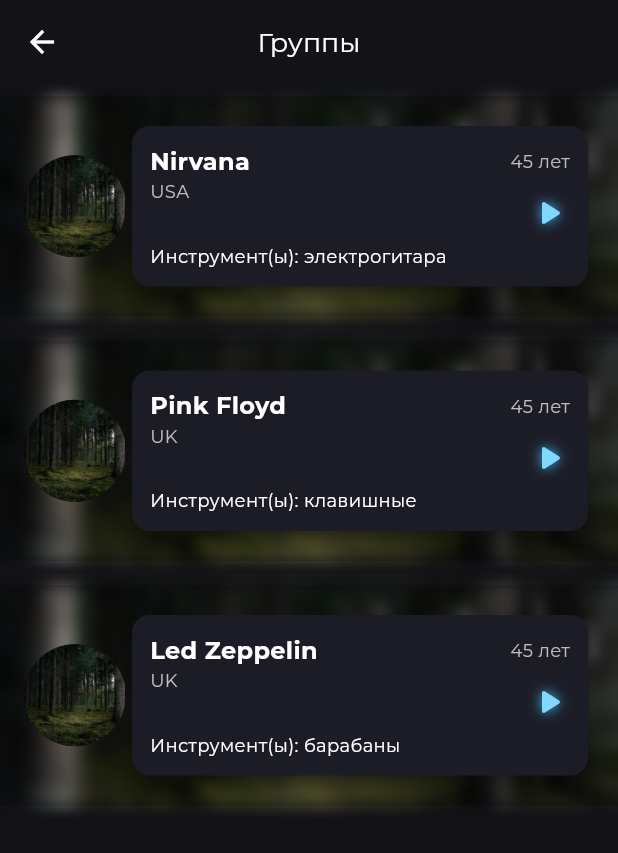
After one commit to CeviCeve/my_band, a Flutter app: the HomeScreen screen opened directly, after a tap on "Найти группу", on a phone screen of 412 x 824 dp. The commit adds this screen. Shown: the top 853 px of the screen. Run offline on Flutter 3.47's test engine with Material 3 defaults, Android fonts, the phone set to English and light mode, and no system bars; our stand-ins replace bloc, google_fonts, isar, pocketbase, shared_preferences; accounts and stored records are empty; generated files the repository leaves out were written again.

Commit message:
feat: costil

```diff
--- a/lib/data/dto_pattern/models/global_data.dart
+++ b/lib/data/dto_pattern/models/global_data.dart
@@ -3,26 +3,17 @@
 
 class GlobalData {
   static User user = User(
-    name: "имя",
-    password: "yghuji",
-    userCode: "",
-    email: 'emma.watson@example.com',
+    name: "Nikita",
+    surname: "Pytliak",
+    email: "nikitapytliak@gmail.com",
+    password: "password",
+    userCode: "userCode",
     groups: [
       Group(
-        name: 'SuperMegaDemons',
-        style: 'power-metal',
-        creatorId: 'emma.watson@example.com',
-        about: 'Cool band!',
-        users: ['emma.watson@example.com'],
-        icon: 'assets/my_band.png',
-      ),
-      Group(
-        name: 'SuperMegaDemons',
-        style: 'power-metal',
-        creatorId: 'other.user@example.com',
-        about: 'Another cool band!',
-        users: ['other.user@example.com', 'emma.watson@example.com'],
-        icon: 'assets/my_band.png',
+        name: "Metallika",
+        creatorId: "nikitapytliak@gmail.com",
+        about: "coool",
+        users: ["test@mail.by"],
       ),
     ],
   );
--- a/lib/main.dart
+++ b/lib/main.dart
@@ -10,7 +10,7 @@
     MaterialApp(
       debugShowCheckedModeBanner: false,
       theme: ThemeData.dark(),
-      home: !isLoggedIn ? CustomBottomNavBar() : LoginScreen(),
+      home: isLoggedIn ? CustomBottomNavBar() : LoginScreen(),
     ),
   );
 }
--- /dev/null
+++ b/lib/ui/activity/groups/search_screen.dart
@@ -0,0 +1,76 @@
+import 'package:flutter/material.dart';
+import 'package:google_fonts/google_fonts.dart';
+import 'package:my_band/data/dto_pattern/models/global_data.dart';
+import 'package:my_band/data/dto_pattern/models/local/group_model.dart';
+import 'package:my_band/ui/activity/group_detail_screen.dart';
+import 'package:my_band/ui/element/musician_card.dart';
+
+class SearchGroupScreen extends StatelessWidget {
+  const SearchGroupScreen({super.key});
+
+  @override
+  Widget build(BuildContext context) {
+    final List<String> search = ["электрогитара", "клавишные", "барабаны"];
+    final List<String> location = ["USA", "UK", "UK"];
+    final List<Group> groups = [
+      Group(
+        name: "Nirvana",
+        creatorId: "@gmail.com",
+        style: "Grunge",
+        about: "Legendary grunge band",
+        users: ["Kurt Cobain", "Krist Novoselic", "Dave Grohl"],
+      ),
+      Group(
+        name: "Pink Floyd",
+        creatorId: "@gmail.com",
+        style: "Progressive Rock",
+        about: "Iconic psychedelic rock band",
+        users: [
+          "David Gilmour",
+          "Roger Waters",
+          "Nick Mason",
+          "Richard Wright",
+        ],
+      ),
+      Group(
+        name: "Led Zeppelin",
+        creatorId: "@gmail.com",
+        style: "Hard Rock",
+        about: "Pioneers of hard rock and heavy metal",
+        users: ["Robert Plant", "Jimmy Page", "John Paul Jones", "John Bonham"],
+      ),
+    ];
+
+    return Scaffold(
+      backgroundColor: const Color(0xFF121217),
+      appBar: AppBar(
+        backgroundColor: const Color(0xFF121217),
+        leading: IconButton(
+          icon: const Icon(Icons.arrow_back, color: Colors.white),
+          onPressed: () => Navigator.pop(context),
+        ),
+        title: Text(
+          "Группы",
+          style: GoogleFonts.montserrat(color: Colors.white, fontSize: 18),
+        ),
+        centerTitle: true,
+      ),
+      body: ListView.builder(
+        itemCount: groups.length,
+        itemBuilder: (context, index) {
+          final group = groups[index];
+          return MusicianCard(
+            search: search[index],
+            location: location[index],
+            group: GroupDetailsScreen(
+              user: GlobalData.user,
+              group: group,
+              onDelete: () {},
+              onLeave: () {},
+            ),
+          );
+        },
+      ),
+    );
+  }
+}
--- a/lib/ui/activity/home_screen.dart
+++ b/lib/ui/activity/home_screen.dart
@@ -1,4 +1,5 @@
 import 'package:flutter/material.dart';
+import 'package:my_band/ui/activity/groups/search_screen.dart';
 import 'package:my_band/ui/element/custom/custom_button_large.dart';
 
 class HomeScreen extends StatelessWidget {
@@ -15,7 +16,16 @@
           children: [
             SizedBox(height: 65, child: Image.asset("assets/my_band.png")),
 
-            CustomButton(text: 'Найти группу'),
+            CustomButton(
+              text: 'Найти группу',
+              function:
+                  () => Navigator.push(
+                    context,
+                    MaterialPageRoute(
+                      builder: (context) => SearchGroupScreen(),
+                    ),
+                  ),
+            ),
             CustomButton(text: 'Найти музыканта'),
             CustomButton(text: 'Реп-точки'),
           ],
--- a/lib/ui/element/musician_card.dart
+++ b/lib/ui/element/musician_card.dart
@@ -2,13 +2,48 @@
 
 import 'package:flutter/material.dart';
 import 'package:google_fonts/google_fonts.dart';
+import 'package:my_band/ui/activity/group_detail_screen.dart';
 
 class MusicianCard extends StatelessWidget {
-  const MusicianCard({super.key});
+  final GroupDetailsScreen group;
+  final String? search;
+  final String? location;
+  const MusicianCard({
+    super.key,
+    required this.group,
+    this.search,
+    this.location,
+  });
 
   @override
   Widget build(BuildContext context) {
-    return ClipRRect(
+    return InkWell(
+      onTap: () {
+        Navigator.push(
+          context,
+          PageRouteBuilder(
+            pageBuilder: (context, animation, secondaryAnimation) => group,
+            transitionsBuilder: (
+              context,
+              animation,
+              secondaryAnimation,
+              child,
+            ) {
+              const begin = Offset(0.0, 1.0);
+              const end = Offset(0.0, 0.0);
+              final tween = Tween(begin: begin, end: end);
+              final curvedAnimation = CurvedAnimation(
+                parent: animation,
+                curve: Curves.linear,
+              );
+              final offsetAnimation = curvedAnimation.drive(tween);
+              return SlideTransition(position: offsetAnimation, child: child);
+            },
+            transitionDuration: const Duration(milliseconds: 300),
+          ),
+        );
+      },
+      child: ClipRRect(
         child: Padding(
           padding: const EdgeInsets.fromLTRB(0, 8, 0, 8),
           child: Stack(
@@ -51,12 +86,13 @@
                               Row(
                                 children: [
                                   Column(
-                                  crossAxisAlignment: CrossAxisAlignment.start,
+                                    crossAxisAlignment:
+                                        CrossAxisAlignment.start,
                                     children: [
                                       Text(
                                         overflow: TextOverflow.ellipsis,
                                         softWrap: true,
-                                      "Имя Фамилия",
+                                        group.group.name ?? "Metallica",
                                         style: GoogleFonts.montserrat(
                                           color: Colors.white,
                                           fontSize: 16,
@@ -65,7 +101,7 @@
                                       ),
 
                                       Text(
-                                      "Локация",
+                                        location ?? "Los-Angeles",
                                         style: GoogleFonts.montserrat(
                                           color: Colors.grey[400],
                                           fontSize: 12,
@@ -99,7 +135,7 @@
                                           0,
                                         ),
                                         child: Text(
-                                        "Инструмент(ы)",
+                                          "Инструмент(ы): ${search ?? "электрогитара"}",
                                           style: GoogleFonts.montserrat(
                                             color: Colors.white,
                                             fontSize: 12,
@@ -118,10 +154,11 @@
                                       20,
                                     ),
                                     child: Column(
-                                    crossAxisAlignment: CrossAxisAlignment.end,
+                                      crossAxisAlignment:
+                                          CrossAxisAlignment.end,
                                       children: [
                                         Text(
-                                        "25 лет",
+                                          "45 лет",
                                           style: GoogleFonts.montserrat(
                                             color: Colors.grey[400],
                                             fontSize: 12,
@@ -156,6 +193,7 @@
             ],
           ),
         ),
+      ),
     );
   }
 }
```
Also changed, not shown: lib/data/dto_pattern/models/local/user_model.dart (+4 -4 lines), lib/ui/activity/favorite_screen.dart (+24 -2 lines), lib/ui/activity/login_screen.dart (+33 -1 lines). Lines whose indentation alone changed are shown as unchanged.
